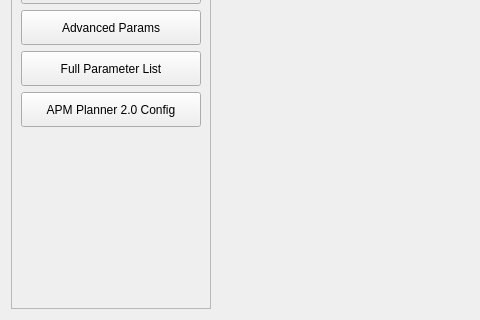
Old version of the form src/ui/configuration/ApmSoftwareConfig.ui in the repository ArduPilot/apm_planner; both pictures show x 0 to 480 and y 298 to 618 of the 957 by 618 pixel window.
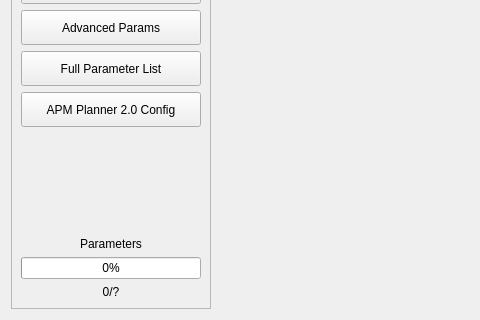
New version of the form.

Commit message: Added Parameter Download Progress Bar to Initial Setup & Config/Tuning Views

Diff of the .ui file:
```diff
--- a/src/ui/configuration/ApmSoftwareConfig.ui
+++ b/src/ui/configuration/ApmSoftwareConfig.ui
@@ -204,6 +204,33 @@
            </property>
           </spacer>
          </item>
+         <item>
+          <widget class="QLabel" name="globalParamStateLabel">
+           <property name="text">
+            <string>Parameters</string>
+           </property>
+           <property name="alignment">
+            <set>Qt::AlignCenter</set>
+           </property>
+          </widget>
+         </item>
+         <item>
+          <widget class="QProgressBar" name="globalParamProgressBar">
+           <property name="value">
+            <number>0</number>
+           </property>
+          </widget>
+         </item>
+         <item>
+          <widget class="QLabel" name="globalParamProgressLabel">
+           <property name="text">
+            <string>0/?</string>
+           </property>
+           <property name="alignment">
+            <set>Qt::AlignCenter</set>
+           </property>
+          </widget>
+         </item>
         </layout>
        </item>
       </layout>
```
The commit also changes 5 other files.
